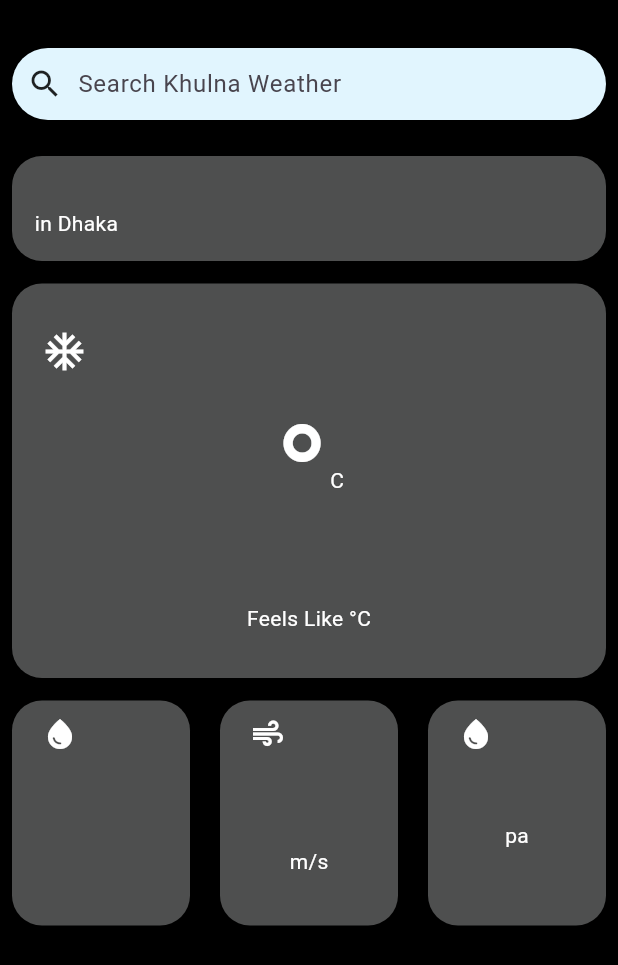
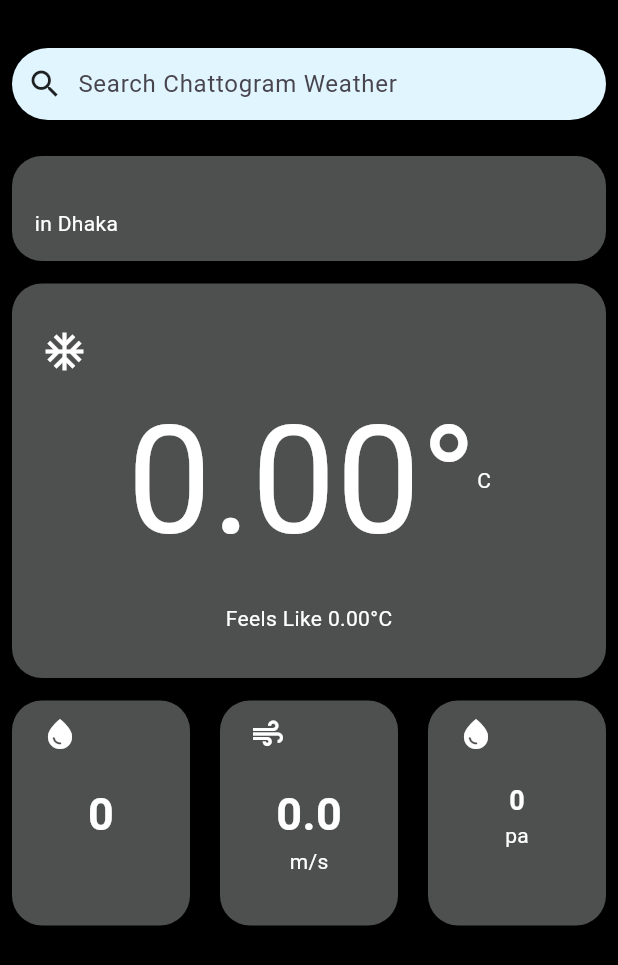
Before and after one commit to ahnafrs/Weather-Update, a Flutter app: the HomePage screen opened directly with empty values, on a phone screen of 412 x 824 dp. Shown: the top 965 px of the screen. Run offline on Flutter 3.47's test engine with Material 2 defaults, Android fonts, the phone set to English and light mode, and no system bars; network calls fail.

Commit message:
Model Rearrange

```diff
--- a/weather_app/lib/activity/homepage.dart
+++ b/weather_app/lib/activity/homepage.dart
@@ -1,8 +1,7 @@
-import 'dart:convert';
 import 'dart:math';
 
-import 'package:flutter/foundation.dart';
 import 'package:flutter/material.dart';
+import 'package:weather_app/worker/model.dart';
 
 class HomePage extends StatefulWidget {
   const HomePage({Key? key}) : super(key: key);
@@ -19,7 +18,9 @@ class _HomePageState extends State<HomePage> {
 
   @override
   Widget build(BuildContext context) {
-    Map info = ModalRoute.of(context)!.settings.arguments as Map;
+    WeatherData weatherData =
+        ModalRoute.of(context)!.settings.arguments as WeatherData;
+
     var city_list = [
       'Dhaka',
       'Rajshahi',
@@ -27,7 +28,8 @@ class _HomePageState extends State<HomePage> {
       'Barishal',
       'Chattogram',
       'Sylhet',
-      'Rangpur'
+      'Rangpur',
+      'Mymansingh'
     ];
     final _random = new Random();
     var city = city_list[_random.nextInt(city_list.length)];
@@ -77,7 +79,7 @@ class _HomePageState extends State<HomePage> {
                   width: double.infinity,
                   padding: EdgeInsets.all(15),
                   child: Text(
-                    "${info['des_value']}\nin Dhaka",
+                    "${weatherData.description}\nin Dhaka",
                     style: TextStyle(
                       color: Colors.white,
                     ),
@@ -105,7 +107,7 @@ class _HomePageState extends State<HomePage> {
                         mainAxisAlignment: MainAxisAlignment.center,
                         children: [
                           Text(
-                            '${info['temp_value']}°',
+                            '${weatherData.temp.toStringAsFixed(2)}°',
                             style:
                                 TextStyle(color: Colors.white, fontSize: 100),
                           ),
@@ -122,7 +124,7 @@ class _HomePageState extends State<HomePage> {
                       ),
                       Center(
                         child: Text(
-                          'Feels Like ${info['feels_like_value']}°C',
+                          'Feels Like ${weatherData.feelsLike.toStringAsFixed(2)}°C',
                           style: TextStyle(
                             color: Colors.white,
                           ),
@@ -162,7 +164,7 @@ class _HomePageState extends State<HomePage> {
                                   crossAxisAlignment: CrossAxisAlignment.center,
                                   children: [
                                     Text(
-                                      info['hum_value'],
+                                      weatherData.humidity.toString(),
                                       style: TextStyle(
                                         color: Colors.white,
                                         fontWeight: FontWeight.bold,
@@ -210,7 +212,7 @@ class _HomePageState extends State<HomePage> {
                                   crossAxisAlignment: CrossAxisAlignment.center,
                                   children: [
                                     Text(
-                                      info['air_speed_value'],
+                                      weatherData.airSpeed.toString(),
                                       style: TextStyle(
                                         color: Colors.white,
                                         fontWeight: FontWeight.bold,
@@ -258,7 +260,7 @@ class _HomePageState extends State<HomePage> {
                                   crossAxisAlignment: CrossAxisAlignment.center,
                                   children: [
                                     Text(
-                                      info['presurre_value'],
+                                      weatherData.presurre.toString(),
                                       style: TextStyle(
                                         color: Colors.white,
                                         fontWeight: FontWeight.bold,
--- a/weather_app/lib/activity/location_screen.dart
+++ b/weather_app/lib/activity/location_screen.dart
@@ -10,6 +10,8 @@ class LocationScreen extends StatefulWidget {
 class _LocationScreenState extends State<LocationScreen> {
   @override
   Widget build(BuildContext context) {
-    return Scaffold();
+    return Scaffold(
+      backgroundColor: Colors.red,
+    );
   }
 }
--- a/weather_app/lib/worker/model.dart
+++ b/weather_app/lib/worker/model.dart
@@ -1,3 +1,5 @@
+import 'package:flutter/material.dart';
+
 class WeatherData {
   final double temp;
   final int humidity;
@@ -6,6 +8,7 @@ class WeatherData {
   final String main;
   final int presurre;
   final double feelsLike;
+  final IconData icon;
 
   WeatherData({
     required this.temp,
@@ -15,6 +18,7 @@ class WeatherData {
     required this.main,
     required this.presurre,
     required this.feelsLike,
+    required this.icon,
   });
 
   factory WeatherData.fromJson(Map<String, dynamic> json) {
@@ -29,6 +33,7 @@ class WeatherData {
       main: json['weather'][0]['main'],
       presurre: json['main']['pressure'],
       feelsLike: json['main']['feels_like'].toDouble() - 273.15,
+      icon: json['weather'][0]['icon'],
     );
   }
 }
--- a/weather_app/pubspec.yaml
+++ b/weather_app/pubspec.yaml
@@ -36,7 +36,6 @@ dependencies:
   # Use with the CupertinoIcons class for iOS style icons.
   cupertino_icons: ^1.0.2
   http: ^1.1.0
-
 dev_dependencies:
   flutter_test:
     sdk: flutter
```
Also changed, not shown: weather_app/lib/activity/loading_screen.dart (+2 -15 lines), weather_app/lib/worker/worker.dart (+14 -0 lines).
